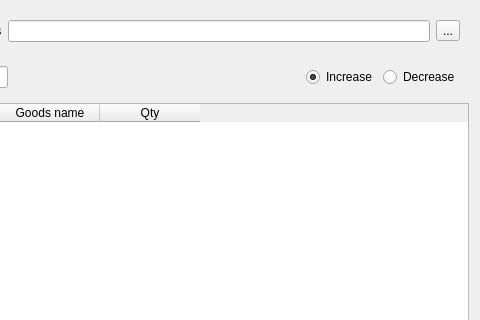
The window that Forms/dlgsemireadyinout.ui (End1-1/Cafe5) describes before a commit, drawn with Qt 5; both pictures show x 112 to 592 and y 0 to 320 of the 592 by 476 pixel window.
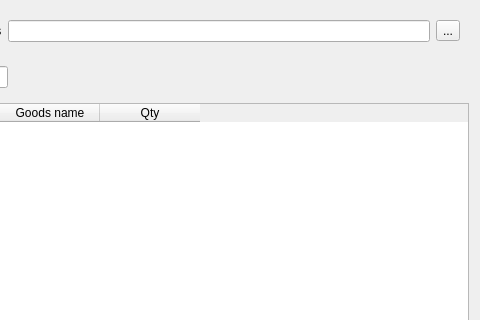
The same window after the commit. Custom widgets are drawn as their Qt base class.

Diff of the .ui file:
```diff
--- a/Forms/dlgsemireadyinout.ui
+++ b/Forms/dlgsemireadyinout.ui
@@ -63,23 +63,6 @@
         </property>
        </spacer>
       </item>
-      <item>
-       <widget class="QRadioButton" name="rbIncrease">
-        <property name="text">
-         <string>Increase</string>
-        </property>
-        <property name="checked">
-         <bool>true</bool>
-        </property>
-       </widget>
-      </item>
-      <item>
-       <widget class="QRadioButton" name="rbIncrease_2">
-        <property name="text">
-         <string>Decrease</string>
-        </property>
-       </widget>
-      </item>
      </layout>
     </widget>
    </item>
```
